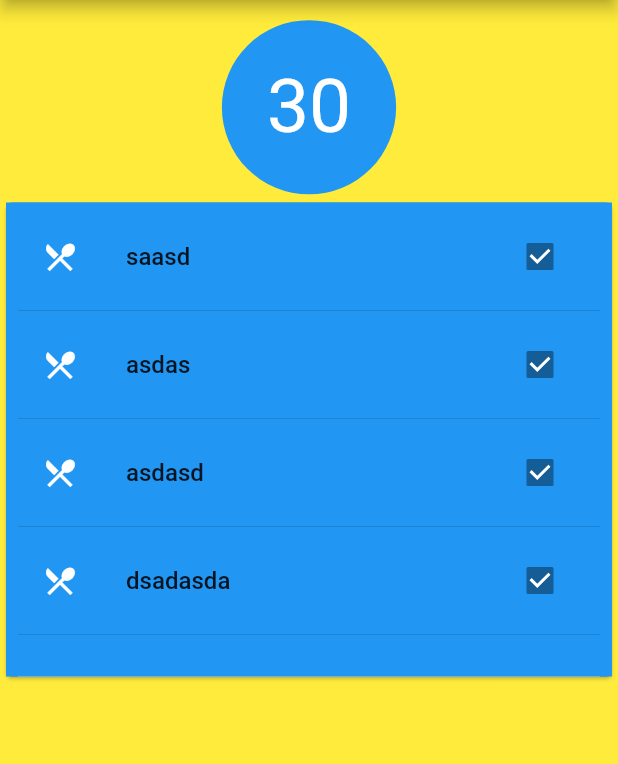
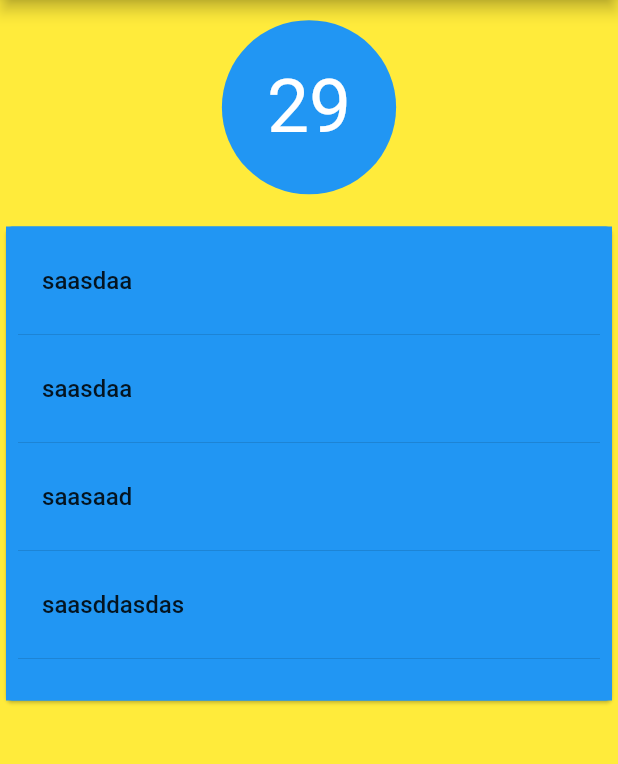
Before and after one commit to sulemartin87/30-seconds-flutter, a Flutter app: the Game screen opened by its route, on a phone screen of 412 x 824 dp, the part 84-848 px from its top. Run offline on Flutter 3.47's test engine with Material 2 defaults, Android fonts, the phone set to English and light mode, and no system bars; statements that could not run were skipped.

Commit message:
worked on timer logic and score logic

```diff
--- a/lib/game.dart
+++ b/lib/game.dart
@@ -1,3 +1,5 @@
+import 'dart:async';
+
 import 'package:flutter/material.dart';
 
 class Game extends StatefulWidget {
@@ -19,10 +21,51 @@ class Game extends StatefulWidget {
 }
 
 class _GameState extends State<Game> {
+  Timer _timer;
+  int _start = 30;
+  int _initial = 30;
   var defaultTextStyle = const TextStyle(fontSize: 30);
   var _selection = [true, false];
-  var _timer = 30;
-  var items = ['saasd', 'asdas', 'asdasd', 'dsadasda', 'asdasfedfgjidskl'];
+  var items = [
+    {'name': 'saasdaa', 'selected': false},
+    {'name': 'saasdaa', 'selected': false},
+    {'name': 'saasaad', 'selected': false},
+    {'name': 'saasddasdas', 'selected': false},
+    {'name': 'ssdadaasd', 'selected': false},
+  ];
+  var _score = '';
+  void startTimer() {
+    if (_timer != null) {
+      _timer.cancel();
+      _timer = null;
+    } else {
+      _timer = new Timer.periodic(
+        const Duration(seconds: 1),
+        (Timer timer) => setState(
+          () {
+            if (_start < 1) {
+              timer.cancel();
+              //put logic for showing score
+              var score =
+                  items.where((element) => element['selected'] == true).length;
+              setState(() {
+                _score = 'Your team score is $score';
+              });
+            } else {
+              _start = _start - 1;
+            }
+          },
+        ),
+      );
+    }
+  }
+
+  @override
+  void initState() {
+    super.initState();
+    startTimer();
+  }
+
   @override
   Widget build(BuildContext context) {
     // This method is rerun every time setState is called, for instance as done
@@ -58,7 +101,7 @@ class _GameState extends State<Game> {
                       //borderRadius: new BorderRadius.circular(30.0),
                       color: Colors.blue,
                     ),
-                    child: new Text('$_timer',
+                    child: new Text('$_start',
                         style: new TextStyle(
                             color: Colors.white,
                             fontSize:
@@ -67,6 +110,7 @@ class _GameState extends State<Game> {
                   ), //............
                 ),
               ),
+              Text(_score),
               _buildCard()
             ],
           ),
@@ -90,23 +134,25 @@ class _GameState extends State<Game> {
                   // Provide a builder function. This is where the magic happens.
                   // Convert each item into a widget based on the type of item it is.
                   itemBuilder: (context, index) {
-                    final item = items[index];
+                    var item = items[index];
 
                     return Column(
                       children: [
                         ListTile(
                           title: Text(
-                            item != null ? item : '',
+                            item['name'],
                             style: TextStyle(fontWeight: FontWeight.w500),
                           ),
-                          tileColor: Colors.white,
-                          leading: Icon(
-                            Icons.restaurant_menu,
-                            color: Colors.white,
-                          ),
-                          trailing: Checkbox(
-                            value: true,
-                          ),
+                          tileColor: item['selected']
+                              ? Colors.red.shade300
+                              : Colors.white,
+
+                          // trailing: Checkbox(
+                          //   value: item['selected'],
+                          // ),
+                          onTap: () {
+                            item['selected'] = !item['selected'];
+                          },
                         ),
                         Divider(),
                       ],
```
